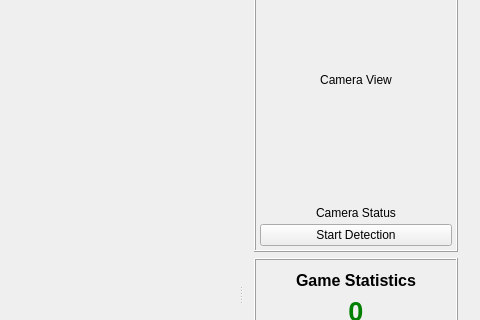
This is mainwindow.ui in EstevanSc/SliceDefender as Qt 5 draws it before an edit; both pictures show x 544 to 1024 and y 89 to 409 of the 1024 by 768 pixel window. The edited form follows.
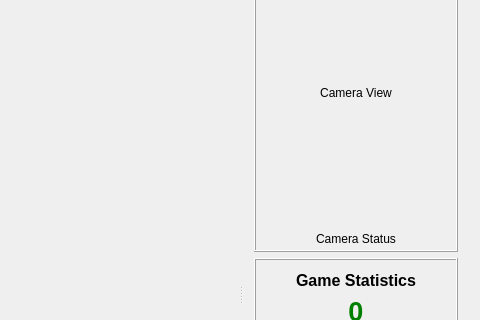
This is the edited form. Custom widgets are drawn as their Qt base class.

```diff
--- a/mainwindow.ui
+++ b/mainwindow.ui
@@ -113,13 +113,6 @@
              </property>
             </widget>
            </item>
-           <item>
-            <widget class="QPushButton" name="captureButton">
-             <property name="text">
-              <string>Start Detection</string>
-             </property>
-            </widget>
-           </item>
           </layout>
          </widget>
         </item>
```
